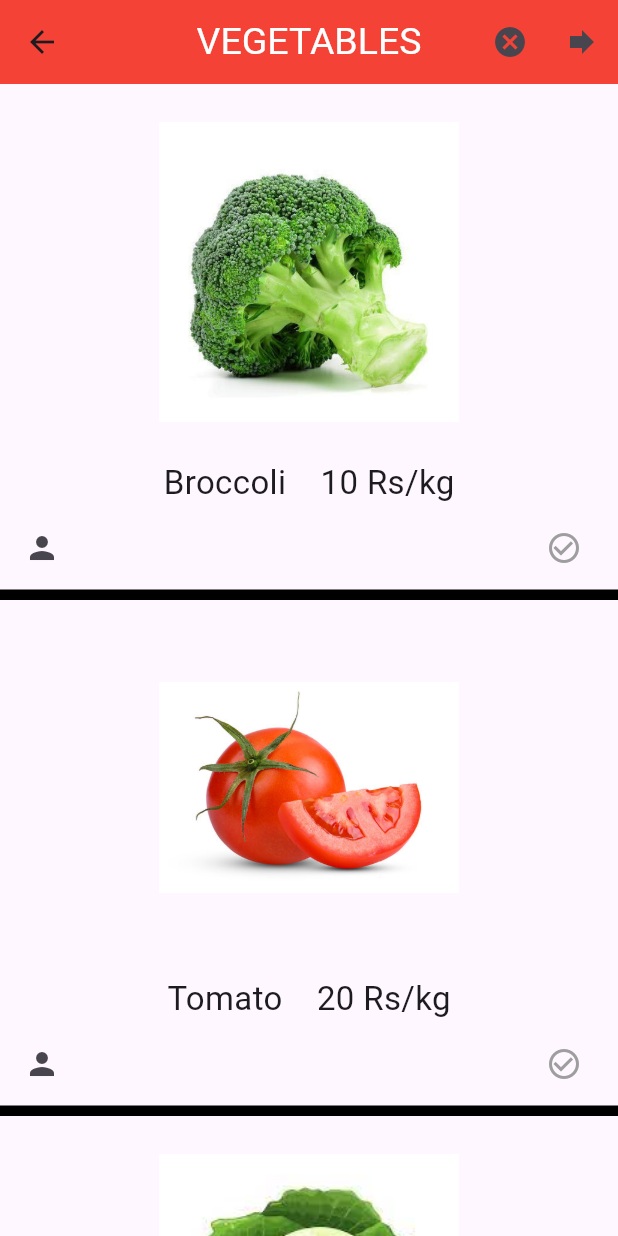
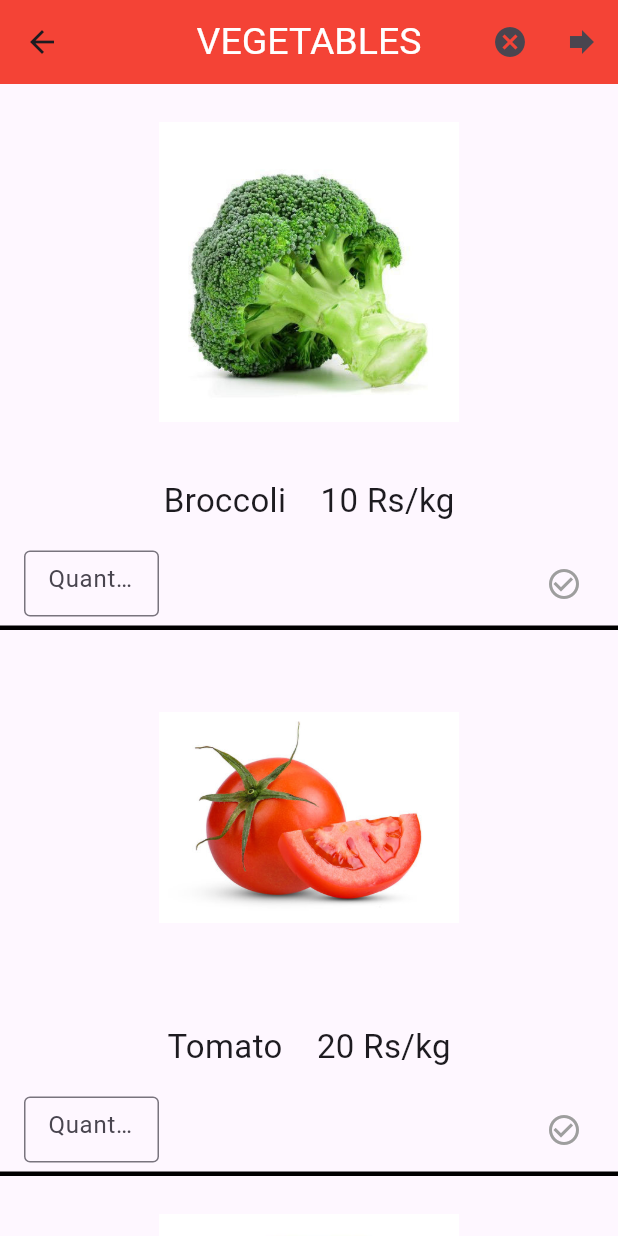
Before and after one commit to SatadipIITG11/Assignment2_codingclubAppDevIITG, a Flutter app: the Veg screen opened directly, on a phone screen of 412 x 824 dp. Run offline on Flutter 3.47's test engine with Material 3 defaults, Android fonts, the phone set to English and light mode, and no system bars; missing offline and left inert: dart:ffi.

Commit message:
Yet to remove the text box on outside tap but how??

```diff
--- a/lib/veg.dart
+++ b/lib/veg.dart
@@ -1,6 +1,6 @@
 import 'package:flutter/material.dart';
 import 'package:app/class.dart';
-import 'package:app/fruit.dart';
+// import 'package:app/fruit.dart';
 
 class Veg extends StatefulWidget {
   // const MyHomePage({super.key});
@@ -58,12 +58,14 @@ class _MyVegPageState extends State<Veg> {
           IconButton(
               onPressed: () {
                 Navigator.popUntil(context, ModalRoute.withName('/'));
+                //empty the list...important
               },
               icon: Icon(Icons.cancel)),
           IconButton(
               onPressed: () {
-                Navigator.push(
-                    context, MaterialPageRoute(builder: (context) => Fruit()));
+                //i will come to it later
+                // Navigator.push(
+                //     context, MaterialPageRoute(builder: (context) => Fruit()));
               },
               icon: Icon(Icons.forward_sharp))
         ],
@@ -101,12 +103,37 @@ class _MyVegPageState extends State<Veg> {
               child: Image.asset(image),
             ),
           ),
-          Text(
-            '$name    $price Rs/kg',
-            style: TextStyle(fontSize: 22),
+          Padding(
+            padding: EdgeInsets.all(12),
+            child: Text(
+              '$name    $price Rs/kg',
+              style: TextStyle(fontSize: 22),
+            ),
           ),
           ListTile(
-            leading: Icon(Icons.person), //arbitrary to check..
+            leading: Padding(
+              padding: EdgeInsets.symmetric(vertical: 5),
+              child: Container(
+                alignment: Alignment.center,
+                width: 90,
+                height: 44,
+                child: TextField(
+                  decoration: InputDecoration(hintText: "Quantity"
+                  ,border: OutlineInputBorder(
+                            borderSide: BorderSide(
+                             color: Colors.black,
+                              width: 3.0),
+                              ),
+                  ),
+               //how to remove the text box on outside tap..???
+                  onChanged: (String str) {
+                    setState(() {
+                      content[index].quantity =double.parse(str);
+                    });
+                  },
+                ),
+              ),
+            ), //making quantity selector..
             trailing: isSelected
                 ? Icon(
                     Icons.check_circle,
@@ -119,7 +146,7 @@ class _MyVegPageState extends State<Veg> {
             onTap: () {
               setState(() {
                 content[index].isSelected = !content[index].isSelected;
-                if (content[index].isSelected == true) {
+                if (content[index].isSelected == true && content[index].quantity!=0 ) {
                   selectedveg.add(item(
                       name: name,
                       price: price,
@@ -134,7 +161,7 @@ class _MyVegPageState extends State<Veg> {
             },
           ),
           Container(
-            height: 7,
+            height: 3,
             color: Colors.black,
           )
         ],
```
